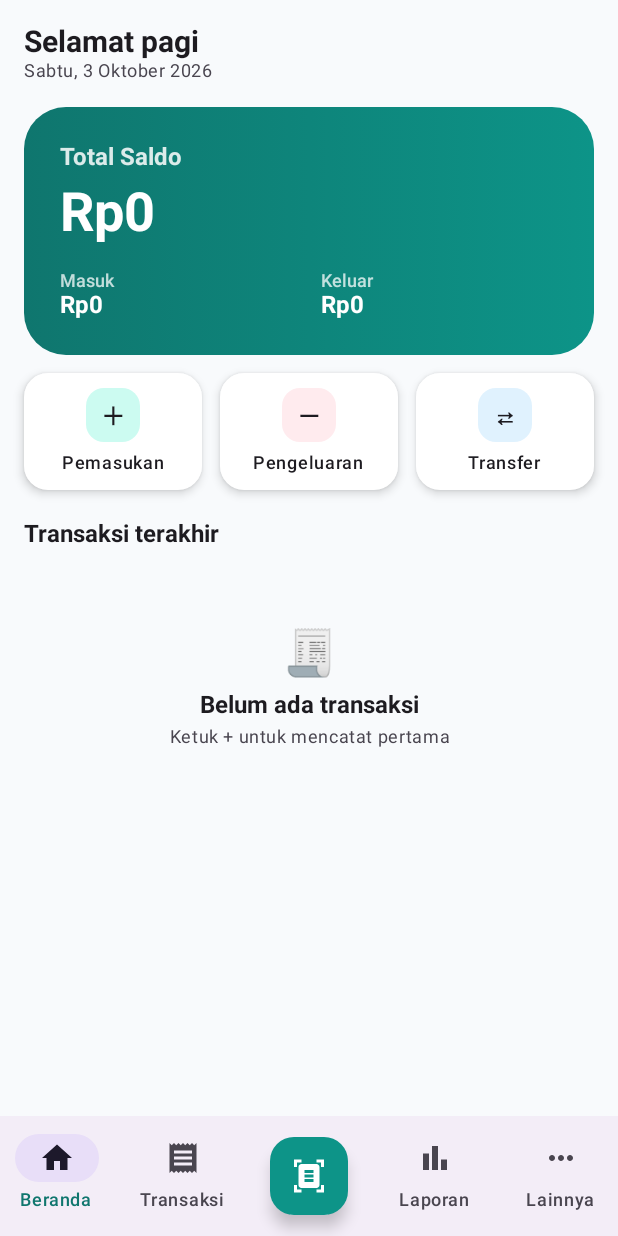
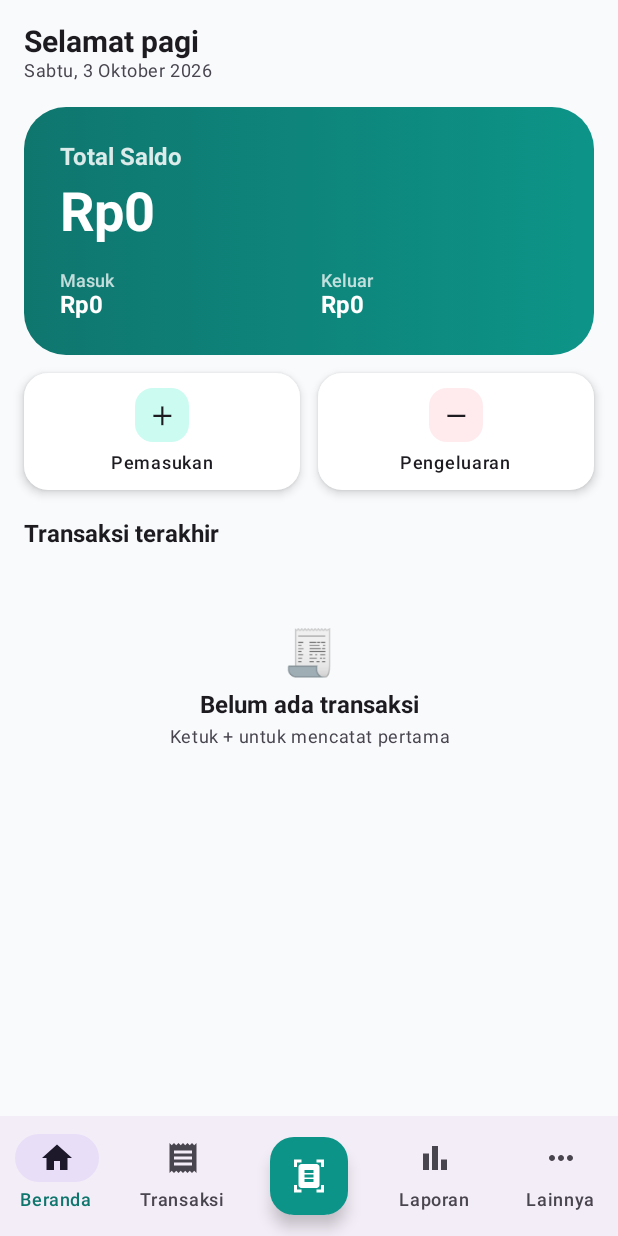
Before and after one commit to YudhistiraAdiNugroho/KeuanganKu, an Android app built with Jetpack Compose: the MainScreen screen opened through its navigation route, on a phone screen of 412 x 824 dp. Run offline under Robolectric (Android 15) with nearby library versions, the phone set to English and light mode, and no system bars; our stand-ins replace Room's generated code.

Commit message:
v1.1.15: hapus sistem akun & transfer

```diff
--- a/app/src/main/java/id/keuanganku/app/ui/screens/main/DashboardScreen.kt
+++ b/app/src/main/java/id/keuanganku/app/ui/screens/main/DashboardScreen.kt
@@ -39,11 +39,12 @@ fun DashboardScreen(
     onOpenSection: (String) -> Unit
 ) {
     val txns by repo.txns.collectAsState()
-    val accounts by repo.accounts.collectAsState()
     val budgets by repo.budgets.collectAsState()
     val syncing by repo.syncing.collectAsState()
 
-    val totalBalance = accounts.sumOf { it.balance }
+    // Tanpa sistem akun: total saldo = total pemasukan - total pengeluaran (semua waktu)
+    val totalBalance = txns.filter { it.type == "income" }.sumOf { it.amount } -
+            txns.filter { it.type == "expense" }.sumOf { it.amount }
     val monthKey = currentMonthStr()
     val monthTx = txns.filter { it.date.startsWith(monthKey) }
     val income = monthTx.filter { it.type == "income" }.sumOf { it.amount }
@@ -136,7 +137,6 @@ fun DashboardScreen(
             Row(horizontalArrangement = Arrangement.spacedBy(12.dp), modifier = Modifier.fillMaxWidth()) {
                 QuickAction("＋", "Pemasukan") { onOpenTxForm(-3L) }
                 QuickAction("－", "Pengeluaran") { onOpenTxForm(-4L) }
-                QuickAction("⇄", "Transfer") { onOpenTxForm(-2L) }
             }
         }
 
@@ -276,10 +276,10 @@ fun TxnRow(t: id.keuanganku.app.data.repo.Txn, onClick: () -> Unit = {}) {
             Spacer(Modifier.width(12.dp))
             Column(Modifier.weight(1f)) {
                 Text(
-                    t.note?.ifBlank { null } ?: t.categoryName.ifBlank { t.accountName },
+                    t.note?.ifBlank { null } ?: t.categoryName.ifBlank { "Transaksi" },
                     fontWeight = FontWeight.SemiBold, maxLines = 1
                 )
-                Text("${t.accountName} • ${prettyDate(t.date)}",
+                Text(prettyDate(t.date),
                     style = MaterialTheme.typography.labelSmall, color = MaterialTheme.colorScheme.onSurfaceVariant)
             }
             Text("$sign${formatRp(t.amount)}", fontWeight = FontWeight.Bold, color = color)
```
